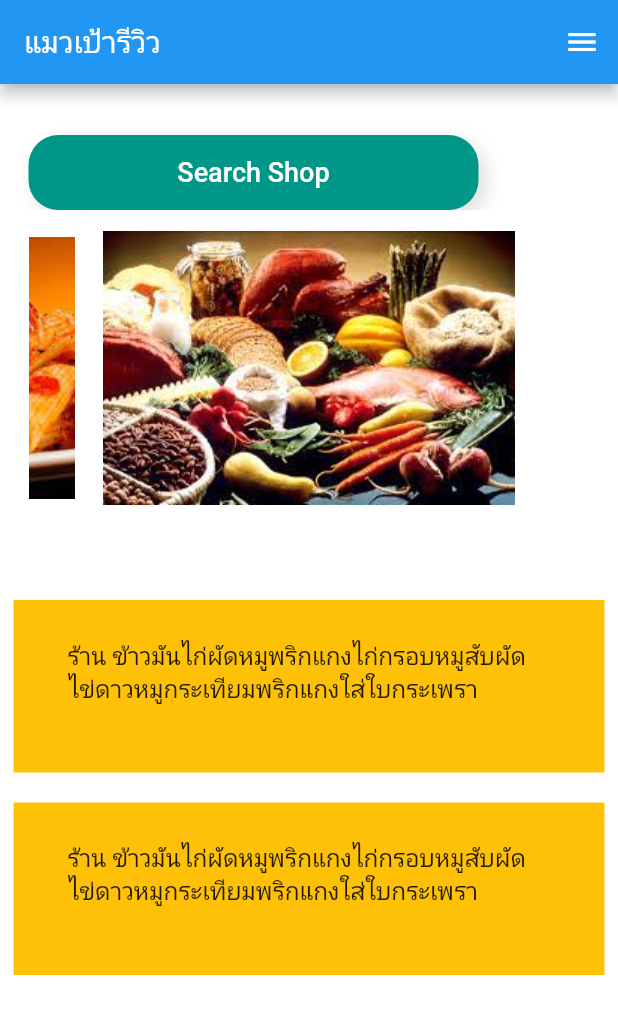
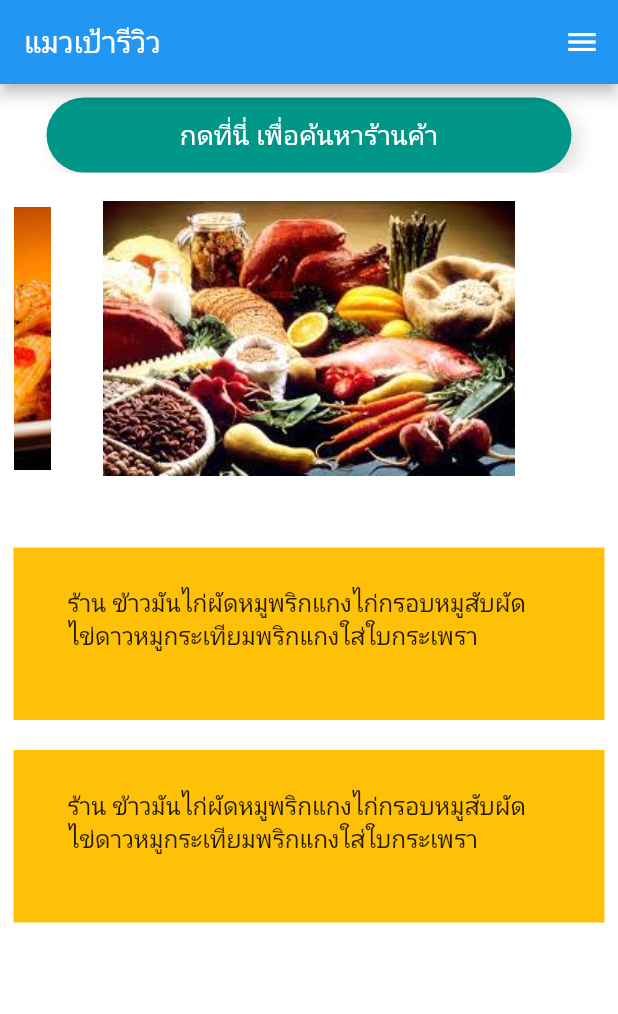
Before and after one commit to giwl17/miniproj, a Flutter app: the myPage screen opened directly, on a phone screen of 412 x 824 dp. Shown: the top 1014 px of the screen. Run offline on Flutter 3.47's test engine with Material 2 defaults, Android fonts, the phone set to English and light mode, and no system bars; drawn by our look-alikes of carousel_slider; our stand-ins replace cloud_firestore, firebase_auth, firebase_core, firebase_storage, geocoding, geolocator and 3 more; accounts and stored records are empty.

Commit message:
fixed button search UI

```diff
--- a/lib/foodlist.dart
+++ b/lib/foodlist.dart
@@ -104,8 +104,6 @@ class _myPageState extends State<myPage> {
                   children: <Widget>[
                     // Text('${data['name']} ${data['lastname']} ${data['email']}'),
                     Container(
-                      padding: EdgeInsets.only(
-                          top: 25, bottom: 10, left: 10, right: 10),
                       color: Colors.white,
                       child: SizedBox(
                         height: 300,
@@ -115,14 +113,14 @@ class _myPageState extends State<myPage> {
                             Container(
                               color: Colors.white,
                               child: Row(
-                                mainAxisAlignment: MainAxisAlignment.start,
+                                mainAxisAlignment: MainAxisAlignment.center,
                                 children: [
                                   GestureDetector(
                                     onTap: () {
                                       Navigator.pushNamed(context, '/search');
                                     },
                                     child: Container(
-                                      width: 300,
+                                      width: 350,
                                       height: 50,
                                       decoration: BoxDecoration(
                                         gradient: LinearGradient(
@@ -133,7 +131,7 @@ class _myPageState extends State<myPage> {
                                           begin: Alignment.topLeft,
                                           end: Alignment.bottomRight,
                                         ),
-                                        borderRadius: BorderRadius.circular(20),
+                                        borderRadius: BorderRadius.circular(36),
                                         boxShadow: [
                                           BoxShadow(
                                             color: Colors.black12,
@@ -144,7 +142,7 @@ class _myPageState extends State<myPage> {
                                       ),
                                       child: Center(
                                         child: Text(
-                                          'Search Shop',
+                                          'กดที่นี่ เพื่อค้นหาร้านค้า',
                                           style: TextStyle(
                                             color: Colors.white,
                                             fontSize: 18,
```
